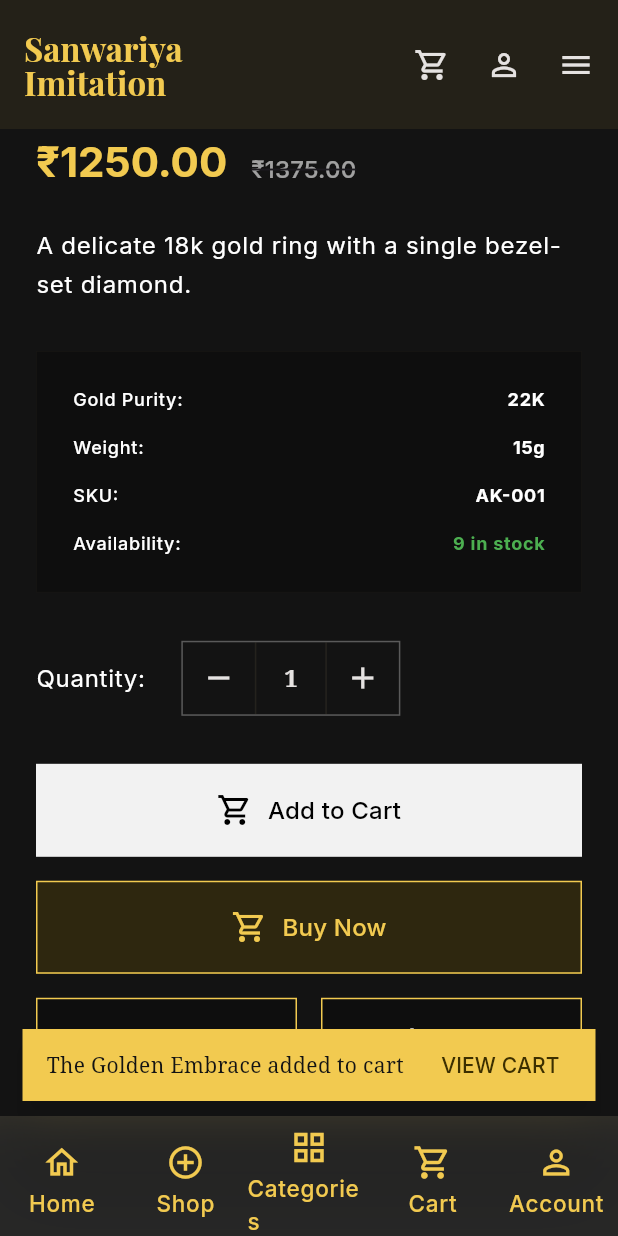
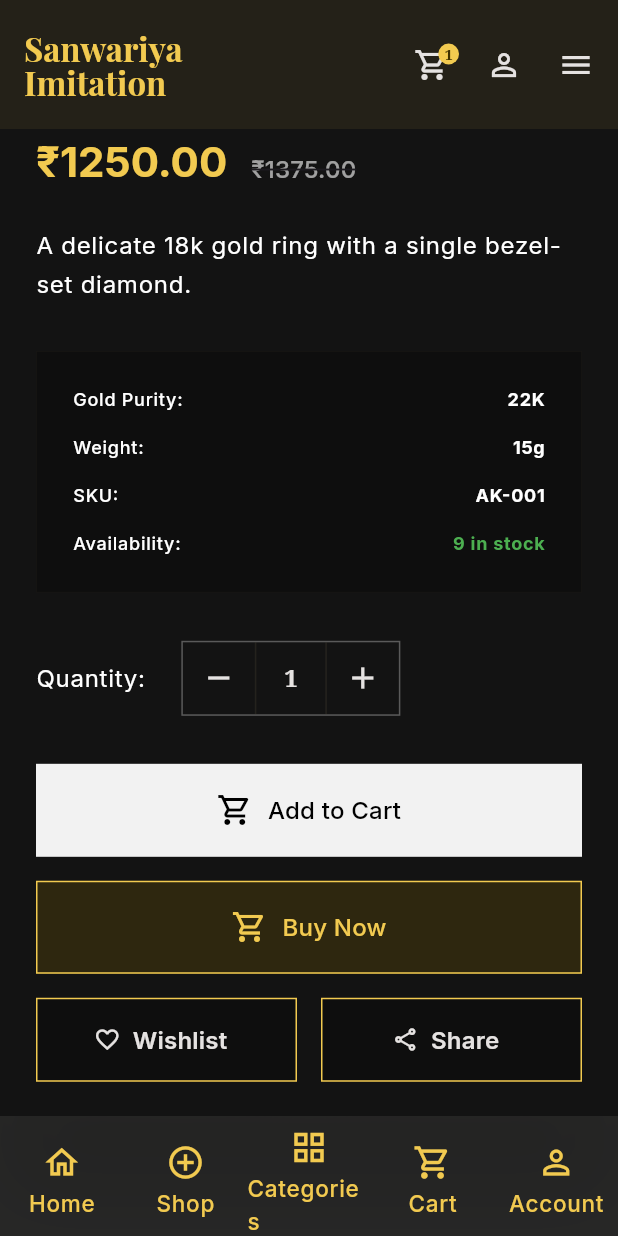
Before and after one commit to Dakxh69/sanwariya_frontend, a Flutter app: the ProductDetailScreen screen opened directly with empty values, scrolled down 576 dp, after a tap on "Add to Cart", on a phone screen of 412 x 824 dp. Run offline on Flutter 3.47's test engine with Material 3 defaults, Android fonts, the phone set to English and light mode, and no system bars; our stand-ins replace cached_network_image, go_router, google_fonts; network calls fail.

Commit message:
cart logic

```diff
--- a/lib/screens/product_detail_screen.dart
+++ b/lib/screens/product_detail_screen.dart
@@ -500,21 +500,6 @@ class _ProductDetailScreenState extends State<ProductDetailScreen> {
                 product,
                 quantity: _quantity,
               );
-              ScaffoldMessenger.of(context).showSnackBar(
-                SnackBar(
-                  content: Text('${product.name} added to cart'),
-                  behavior: SnackBarBehavior.floating,
-                  shape: const RoundedRectangleBorder(
-                    borderRadius: BorderRadius.zero,
-                  ),
-                  backgroundColor: AppTheme.primary,
-                  action: SnackBarAction(
-                    label: 'VIEW CART',
-                    textColor: AppTheme.onPrimary,
-                    onPressed: () => context.push('/cart'),
-                  ),
-                ),
-              );
             },
             style: ElevatedButton.styleFrom(
               backgroundColor: const Color(0xFFF2F2F2),
--- a/lib/widgets/sanwariya_app_bar.dart
+++ b/lib/widgets/sanwariya_app_bar.dart
@@ -1,7 +1,9 @@
 import 'package:flutter/material.dart';
 import 'package:go_router/go_router.dart';
 import 'package:google_fonts/google_fonts.dart';
+import 'package:provider/provider.dart';
 
+import '../services/mock_data_provider.dart';
 import '../theme/app_theme.dart';
 import '../utils/responsive.dart';
 import 'nav_menu.dart';
@@ -49,11 +51,7 @@ class SanwariyaAppBar extends StatelessWidget implements PreferredSizeWidget {
         ),
       ),
       actions: [
-        IconButton(
-          icon: const Icon(Icons.shopping_cart_outlined),
-          color: AppTheme.onSurface,
-          onPressed: () => _pushIfNeeded(context, '/cart'),
-        ),
+        _CartActionIcon(onPressed: () => _pushIfNeeded(context, '/cart')),
         IconButton(
           icon: const Icon(Icons.person_outline),
           color: AppTheme.onSurface,
@@ -70,3 +68,48 @@ class SanwariyaAppBar extends StatelessWidget implements PreferredSizeWidget {
     );
   }
 }
+
+class _CartActionIcon extends StatelessWidget {
+  final VoidCallback onPressed;
+
+  const _CartActionIcon({required this.onPressed});
+
+  @override
+  Widget build(BuildContext context) {
+    return Selector<MockDataProvider, int>(
+      selector: (_, provider) => provider.cartCount,
+      builder: (context, count, _) {
+        return Stack(
+          clipBehavior: Clip.none,
+          children: [
+            IconButton(
+              icon: const Icon(Icons.shopping_cart_outlined),
+              color: AppTheme.onSurface,
+              onPressed: onPressed,
+            ),
+            if (count > 0)
+              Positioned(
+                right: 6,
+                top: 6,
+                child: Container(
+                  padding: const EdgeInsets.all(4),
+                  decoration: const BoxDecoration(
+                    color: AppTheme.primary,
+                    shape: BoxShape.circle,
+                  ),
+                  child: Text(
+                    '$count',
+                    style: const TextStyle(
+                      color: AppTheme.onPrimary,
+                      fontSize: 10,
+                      fontWeight: FontWeight.bold,
+                    ),
+                  ),
+                ),
+              ),
+          ],
+        );
+      },
+    );
+  }
+}
```
